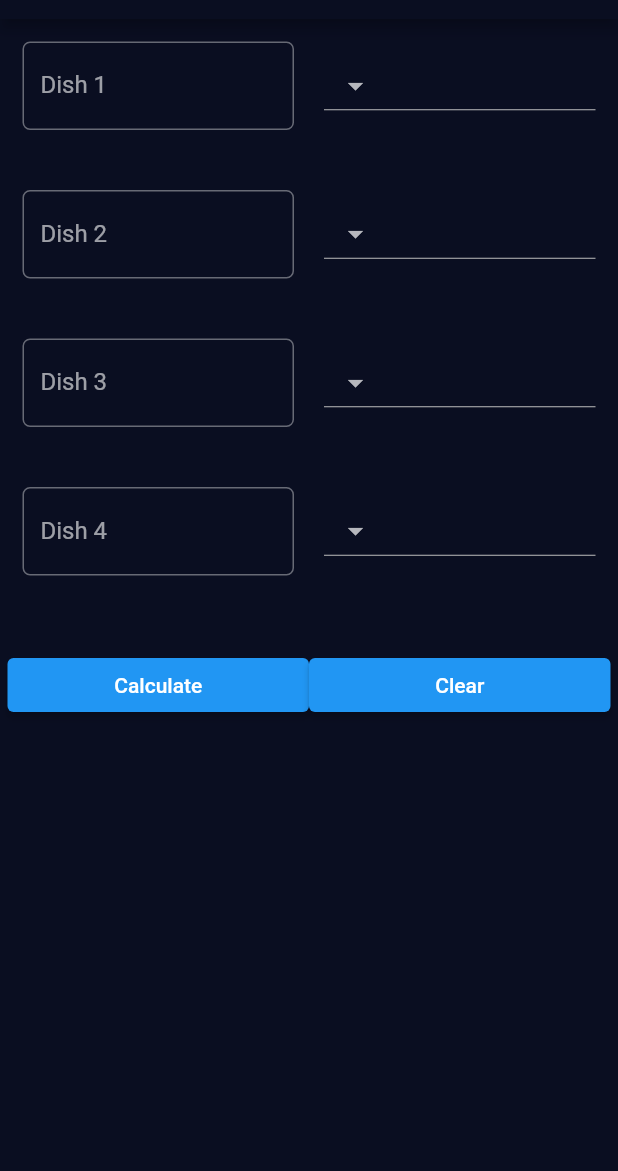
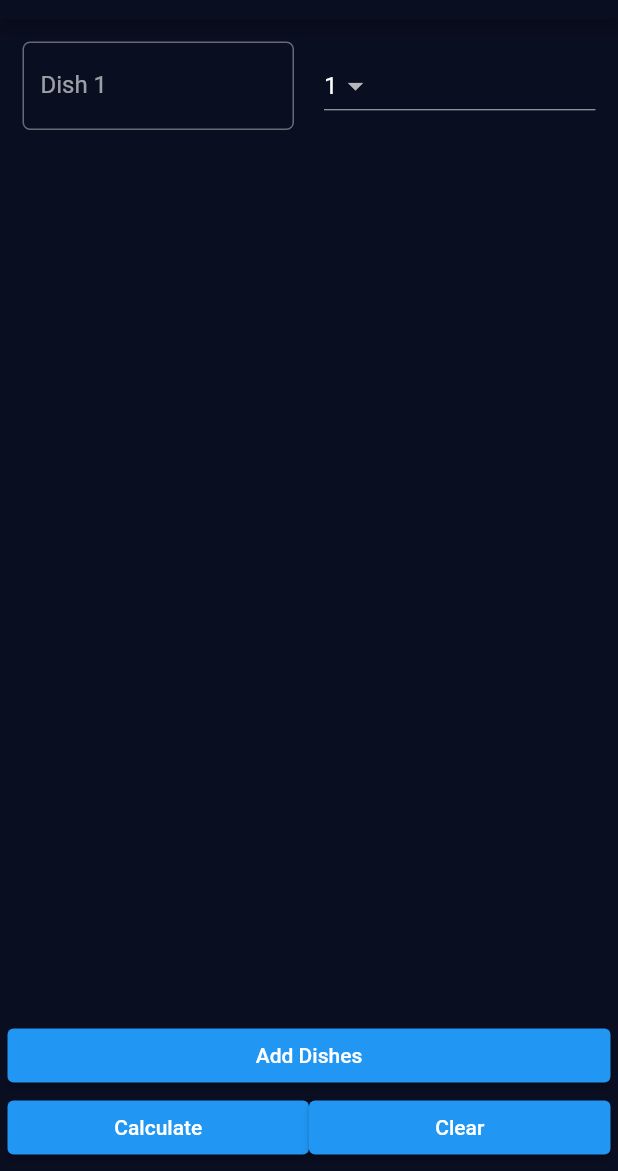
Before and after one commit to KelvinMang/MealShare, a Flutter app: the screen it shows after launch, on a phone screen of 412 x 824 dp, the part 65-1236 px from its top. Run offline on Flutter 3.47's test engine with Material 2 defaults, Android fonts, the phone set to English and light mode, and no system bars; missing offline and left inert: dart:ffi.

Commit message:
changed the layout to list

```diff
--- a/lib/calculator.dart
+++ b/lib/calculator.dart
@@ -7,210 +7,10 @@ class MSCalculator extends StatefulWidget {
   State<MSCalculator> createState() => _MSCalculatorState();
 }
 
-class _MSCalculatorState extends State<MSCalculator> {
-  var _num_of_people1 = [1, 2, 3, 4, 5, 6, 7, 8, 9];
-  var _num_of_people2 = [1, 2, 3, 4, 5, 6, 7, 8, 9];
-  var _num_of_people3 = [1, 2, 3, 4, 5, 6, 7, 8, 9];
-  var _num_of_people4 = [1, 2, 3, 4, 5, 6, 7, 8, 9];
-  int? _selectedValue1;
-  int? _selectedValue2;
-  int? _selectedValue3;
-  int? _selectedValue4;
-  String _displayText = ''; // define the _displayText variable
-
-  TextEditingController textBox1 = TextEditingController();
-  TextEditingController textBox2 = TextEditingController();
-  TextEditingController textBox3 = TextEditingController();
-  TextEditingController textBox4 = TextEditingController();
-  @override
-  Widget build(BuildContext context) {
-    TextStyle? textStyle = Theme.of(context).textTheme.titleMedium;
-    return Scaffold(
-        appBar: AppBar(
-          title: Text("MealShare Calculator"),
-        ),
-        body: Container(
-          padding: EdgeInsets.all(5),
-          child: ListView(
-            children: <Widget>[
-              // Row containing DropdownButton and TextField
-              Row(
-                children: [
-                  // Expanded widget for TextField
-                  Expanded(
-                    child: FeeBox(
-                      textBox: textBox1,
-                      labelText: "Dish 1",
-                    ),
-                  ),
-                  // Expanded widget for DropdownButton
-                  Expanded(
-                    child: Container(
-                      margin: EdgeInsets.all(10),
-                      padding: EdgeInsets.only(bottom: 20),
-                      child: DropdownButton<int>(
-                        value: _selectedValue1,
-                        items: _num_of_people1.map((int value) {
-                          return DropdownMenuItem<int>(
-                            value: value,
-                            child: Text(value.toString()),
-                          );
-                        }).toList(),
-                        onChanged: (int? value) {
-                          setState(() {
-                            _selectedValue1 = value;
-                          });
-                          print("Value changed to $_selectedValue1");
-                        },
-                      ),
-                    ),
-                  ),
-                ],
-              ),
-              Row(
-                children: [
-                  // Expanded widget for TextField
-                  Expanded(
-                    child: FeeBox(
-                      textBox: textBox2,
-                      labelText: "Dish 2",
-                    ),
-                  ),
-                  // Expanded widget for DropdownButton
-                  Expanded(
-                    child: Container(
-                      margin: EdgeInsets.all(10),
-                      padding: EdgeInsets.only(bottom: 20),
-                      child: DropdownButton<int>(
-                        key:
-                            UniqueKey(), // add a unique key to differentiate this DropdownButton from others
-                        value: _selectedValue2,
-                        items: _num_of_people2.map((int value) {
-                          return DropdownMenuItem<int>(
-                            value: value,
-                            child: Text(value.toString()),
-                          );
-                        }).toList(),
-                        onChanged: (int? value) {
-                          setState(() {
-                            _selectedValue2 = value;
-                          });
-                          print("Value changed to $_selectedValue2");
-                        },
-                      ),
-                    ),
-                  ),
-                ],
-              ),
-              Row(
-                children: [
-                  // Expanded widget for TextField
-                  Expanded(
-                    child: FeeBox(textBox: textBox3, labelText: "Dish 3"),
-                  ),
-                  // Expanded widget for DropdownButton
-                  Expanded(
-                    child: Container(
-                      margin: EdgeInsets.all(10),
-                      padding: EdgeInsets.only(bottom: 20),
-                      child: DropdownButton<int>(
-                        value: _selectedValue3,
-                        items: _num_of_people3.map((int value) {
-                          return DropdownMenuItem<int>(
-                            value: value,
-                            child: Text(value.toString()),
-                          );
-                        }).toList(),
-                        onChanged: (int? value) {
-                          setState(() {
-                            _selectedValue3 = value;
-                          });
-                          print("Value changed to $_selectedValue3");
-                        },
-                      ),
-                    ),
-                  ),
-                ],
-              ),
-              Row(
-                children: [
-                  // Expanded widget for TextField
-                  Expanded(
-                    child: FeeBox(textBox: textBox4, labelText: "Dish 4"),
-                  ),
-                  // Expanded widget for DropdownButton
-                  Expanded(
-                    child: Container(
-                      margin: EdgeInsets.all(10),
-                      padding: EdgeInsets.only(bottom: 20),
-                      child: DropdownButton<int>(
-                        value: _selectedValue4,
-                        items: _num_of_people4.map((int value) {
-                          return DropdownMenuItem<int>(
-                            value: value,
-                            child: Text(value.toString()),
-                          );
-                        }).toList(),
-                        onChanged: (int? value) {
-                          setState(() {
-                            _selectedValue4 = value;
-                          });
-                          print("Value changed to $_selectedValue4");
-                        },
-                      ),
-                    ),
-                  ),
-                ],
-              ),
-              Text(
-                _displayText,
-                style: TextStyle(fontSize: 16),
-              ),
-              Row(
-                children: <Widget>[
-                  Expanded(
-                      child: ElevatedButton(
-                          child: Text("Calculate"),
-                          onPressed: () {
-                            setState(() {
-                              double first = double.parse(textBox1.text) /
-                                  (_selectedValue1 ?? 1);
-                              double second = double.parse(textBox2.text) /
-                                  (_selectedValue2 ?? 1);
-                              double third = double.parse(textBox3.text) /
-                                  (_selectedValue3 ?? 1);
-                              double fourth = double.parse(textBox4.text) /
-                                  (_selectedValue4 ?? 1);
-                              _displayText =
-                                  "You have to pay £${(first + second + third + fourth) * 1.125} with 12.5% service charge";
-                            });
-                          })),
-                  Expanded(
-                      child: ElevatedButton(
-                          child: Text("Clear"),
-                          onPressed: () {
-                            setState(() {
-                              _clearAll();
-                            });
-                          }))
-                ],
-              )
-            ],
-          ),
-        ));
-  }
-
-  void _clearAll() {
-    textBox1.text = "";
-    textBox2.text = "";
-    textBox3.text = "";
-    textBox4.text = "";
-    _selectedValue1 = 1;
-    _selectedValue2 = 1;
-    _selectedValue3 = 1;
-    _selectedValue4 = 1;
-    _displayText = "";
-  }
+class RowData {
+  TextEditingController textBox = TextEditingController();
+  int? selectedValue = 1;
+  List<int> numOfPeople = [1, 2, 3, 4, 5, 6, 7, 8, 9];
 }
 
 class FeeBox extends StatelessWidget {
@@ -242,3 +42,136 @@ class FeeBox extends StatelessWidget {
     );
   }
 }
+
+class _MSCalculatorState extends State<MSCalculator> {
+  List<RowData> rowData = [RowData()]; // List to store data for each row
+  String _displayText = '';
+
+  // Method to add a new row
+  void addRow() {
+    setState(() {
+      rowData.add(RowData());
+    });
+  }
+
+  var _num_of_people1 = [1, 2, 3, 4, 5, 6, 7, 8, 9];
+  var _num_of_people2 = [1, 2, 3, 4, 5, 6, 7, 8, 9];
+  var _num_of_people3 = [1, 2, 3, 4, 5, 6, 7, 8, 9];
+  var _num_of_people4 = [1, 2, 3, 4, 5, 6, 7, 8, 9];
+  int? _selectedValue1;
+  int? _selectedValue2;
+  int? _selectedValue3;
+  int? _selectedValue4;
+
+  TextEditingController textBox1 = TextEditingController();
+  TextEditingController textBox2 = TextEditingController();
+  TextEditingController textBox3 = TextEditingController();
+  TextEditingController textBox4 = TextEditingController();
+
+  @override
+  Widget build(BuildContext context) {
+    TextStyle? textStyle = Theme.of(context).textTheme.titleMedium;
+    return Scaffold(
+        appBar: AppBar(
+          title: Text("MealShare Calculator"),
+        ),
+        body: Container(
+          padding: EdgeInsets.all(5),
+          child: Column(
+            children: [
+              Expanded(
+                child: ListView.builder(
+                  itemCount: rowData.length,
+                  itemBuilder: (BuildContext context, int index) {
+                    return Row(
+                      children: [
+                        // Expanded widget for TextField
+                        Expanded(
+                          child: FeeBox(
+                            textBox: rowData[index].textBox,
+                            labelText: "Dish ${index + 1}",
+                          ),
+                        ),
+                        // Expanded widget for DropdownButton
+                        Expanded(
+                          child: Container(
+                            margin: EdgeInsets.all(10),
+                            padding: EdgeInsets.only(bottom: 20),
+                            child: DropdownButton<int>(
+                              value: rowData[index].selectedValue,
+                              items:
+                                  rowData[index].numOfPeople.map((int value) {
+                                return DropdownMenuItem<int>(
+                                  value: value,
+                                  child: Text(value.toString()),
+                                );
+                              }).toList(),
+                              onChanged: (int? value) {
+                                setState(() {
+                                  rowData[index].selectedValue = value;
+                                });
+                                print(
+                                    "Value changed to ${rowData[index].selectedValue}");
+                              },
+                            ),
+                          ),
+                        ),
+                      ],
+                    );
+                  },
+                ),
+              ),
+              Text(
+                _displayText,
+                style: TextStyle(fontSize: 16),
+              ),
+              Row(
+                children: [
+                  Expanded(
+                    child: ElevatedButton(
+                      child: Text("Add Dishes"),
+                      onPressed: addRow,
+                    ),
+                  ),
+                ],
+              ),
+              Row(
+                children: <Widget>[
+                  Expanded(
+                      child: ElevatedButton(
+                          child: Text("Calculate"),
+                          onPressed: () {
+                            setState(() {
+                              double total = 0;
+                              for (var row in rowData) {
+                                total += double.parse(row.textBox.text) /
+                                    (row.selectedValue ?? 1);
+                              }
+                              _displayText =
+                                  "You have to pay £${total * 1.125} with 12.5% service charge";
+                            });
+                          })),
+                  Expanded(
+                      child: ElevatedButton(
+                          child: Text("Clear"),
+                          onPressed: () {
+                            setState(() {
+                              rowData = [RowData()];
+                              _clearAll();
+                            });
+                          }))
+                ],
+              ),
+            ],
+          ),
+        ));
+  }
+
+  void _clearAll() {
+    for (var row in rowData) {
+      row.textBox.text = "";
+      row.selectedValue = 1;
+    }
+    _displayText = "";
+  }
+}
```
Also changed, not shown: 1 other file.
